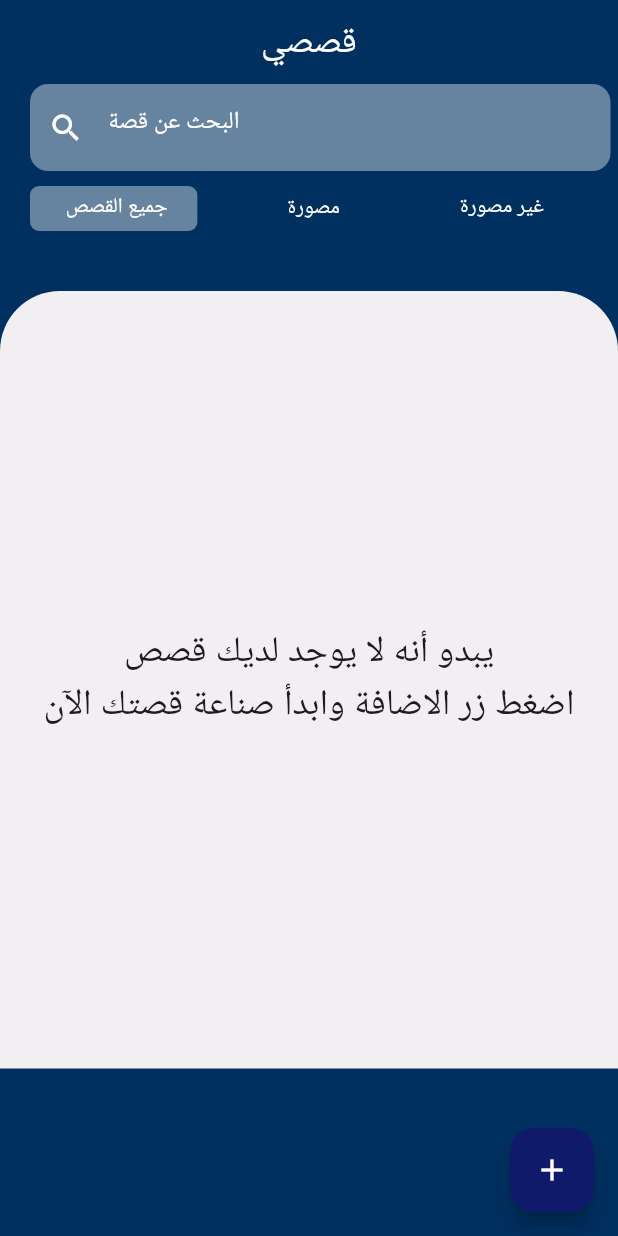
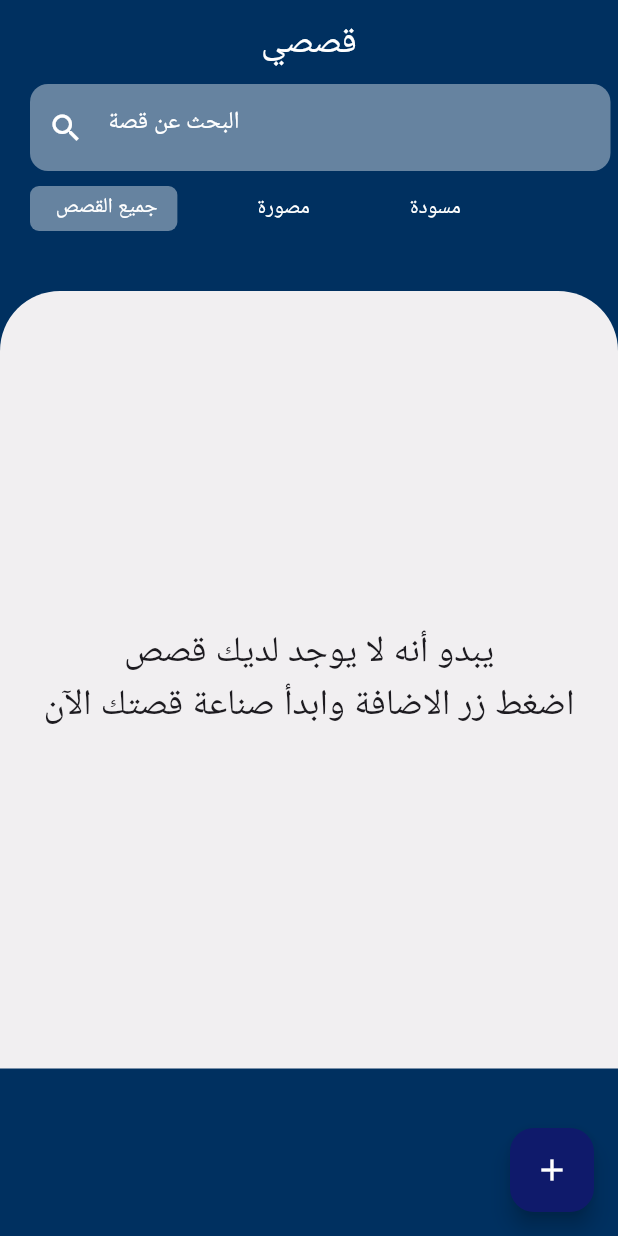
Before and after one commit to Lujain-M02/2023-GP1-6, a Flutter app: the MyStories screen opened directly, on a phone screen of 412 x 824 dp. Run offline on Flutter 3.47's test engine with Material 3 defaults, Android fonts, the phone set to English and light mode, and no system bars; our stand-ins replace animate_do, animated_text_kit, cached_network_image, cloud_firestore, curved_navigation_bar, firebase_auth and 10 more; missing offline and left inert: dart_openai, flutter_cached_pdfview, flutter_config, flutter_file_downloader, languagetool_textfield; accounts and stored records are empty; Roboto replaces fonts that are missing (Vazirmatn).

Commit message:
change the name in the bar and reduce margin

```diff
--- a/your_story/lib/pages/MyStories_page/typeBar.dart
+++ b/your_story/lib/pages/MyStories_page/typeBar.dart
@@ -13,7 +13,7 @@ class storyType extends StatefulWidget {
 
 class _storyTypeState extends State<storyType> {
   int selectedIndex = 0;
-  List categories = [' جميع القصص', 'مصورة', 'غير مصورة'];
+  List categories = [' جميع القصص', 'مصورة', 'مسودة'];
   @override
   Widget build(BuildContext context) {
     return Container(
@@ -36,7 +36,7 @@ class _storyTypeState extends State<storyType> {
               left: kDefaultPadding,
               right: kDefaultPadding,
             ),
-            padding: EdgeInsets.symmetric(horizontal: kDefaultPadding),
+            padding: EdgeInsets.symmetric(horizontal: kDefaultPadding/1.5),
             decoration: BoxDecoration(
               color: index == selectedIndex
                   ? Colors.white.withOpacity(0.4)
```
Also changed, not shown: your_story/lib/pages/MyStories_page/my_stories_page.dart (+0 -11 lines).
